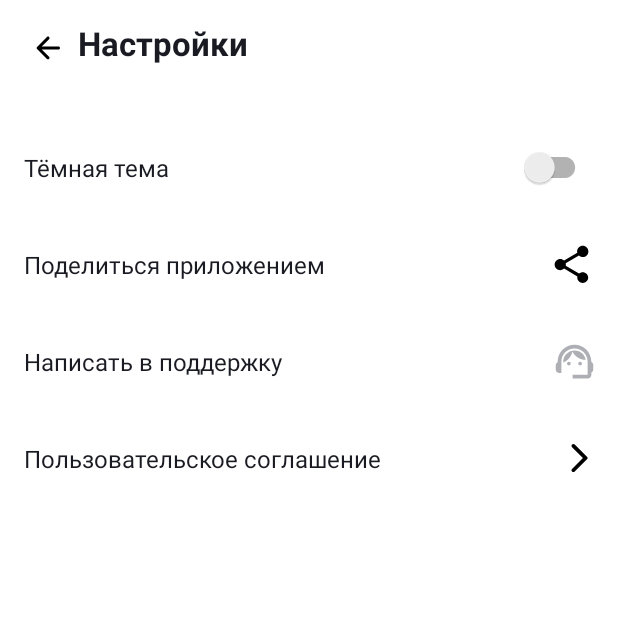
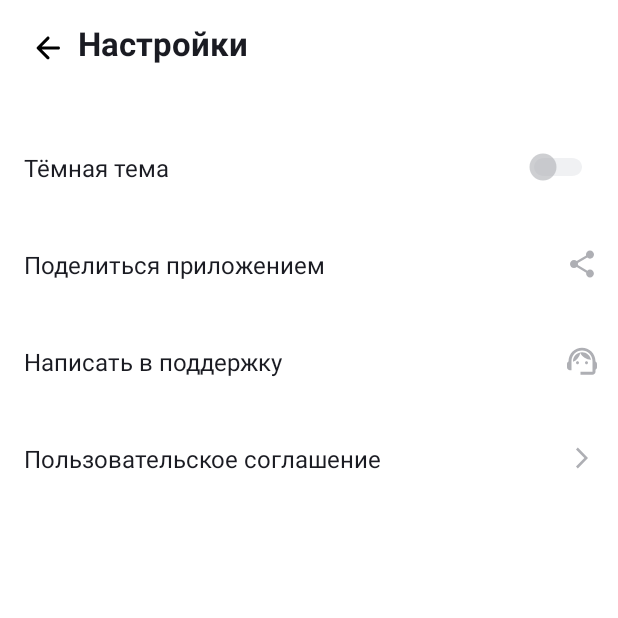
Before and after one commit to KrokodilGenadiy/Playlist_Maker, an Android app: the screen it shows after launch (MainActivity), after a tap on "Настройки", on a phone screen of 412 x 824 dp, the top half of it. Run offline under Robolectric (Android 15) with nearby library versions, the phone set to English and light mode, and no system bars.

Commit message:
fixed icons + adjusted mergins

```diff
--- /dev/null
+++ b/app/src/main/res/drawable/ic_arrow_forward_24.xml
@@ -0,0 +1,9 @@
+<vector xmlns:android="http://schemas.android.com/apk/res/android"
+    android:width="24dp"
+    android:height="24dp"
+    android:viewportWidth="24"
+    android:viewportHeight="24">
+  <path
+      android:pathData="M8,17.749L9.213,19L16,12L9.213,5L8,6.252L13.573,12L8,17.749Z"
+      android:fillColor="#AEAFB4"/>
+</vector>
--- a/app/src/main/res/drawable/ic_round_arrow_forward_ios_24.xml
+++ /dev/null
@@ -1,5 +0,0 @@
-<vector android:autoMirrored="true" android:height="24dp"
-    android:tint="#000000" android:viewportHeight="24"
-    android:viewportWidth="24" android:width="24dp" xmlns:android="http://schemas.android.com/apk/res/android">
-    <path android:fillColor="@android:color/white" android:pathData="M7.38,21.01c0.49,0.49 1.28,0.49 1.77,0l8.31,-8.31c0.39,-0.39 0.39,-1.02 0,-1.41L9.15,2.98c-0.49,-0.49 -1.28,-0.49 -1.77,0s-0.49,1.28 0,1.77L14.62,12l-7.25,7.25c-0.48,0.48 -0.48,1.28 0.01,1.76z"/>
-</vector>
--- a/app/src/main/res/drawable/ic_round_share_24.xml
+++ b/app/src/main/res/drawable/ic_round_share_24.xml
@@ -1,5 +1,9 @@
-<vector android:height="30dp" android:tint="#000000"
-    android:viewportHeight="24" android:viewportWidth="24"
-    android:width="30dp" xmlns:android="http://schemas.android.com/apk/res/android">
-    <path android:fillColor="@android:color/darker_gray" android:pathData="M18,16.08c-0.76,0 -1.44,0.3 -1.96,0.77L8.91,12.7c0.05,-0.23 0.09,-0.46 0.09,-0.7s-0.04,-0.47 -0.09,-0.7l7.05,-4.11c0.54,0.5 1.25,0.81 2.04,0.81 1.66,0 3,-1.34 3,-3s-1.34,-3 -3,-3 -3,1.34 -3,3c0,0.24 0.04,0.47 0.09,0.7L8.04,9.81C7.5,9.31 6.79,9 6,9c-1.66,0 -3,1.34 -3,3s1.34,3 3,3c0.79,0 1.5,-0.31 2.04,-0.81l7.12,4.16c-0.05,0.21 -0.08,0.43 -0.08,0.65 0,1.61 1.31,2.92 2.92,2.92s2.92,-1.31 2.92,-2.92 -1.31,-2.92 -2.92,-2.92z"/>
+<vector xmlns:android="http://schemas.android.com/apk/res/android"
+    android:width="24dp"
+    android:height="24dp"
+    android:viewportWidth="24"
+    android:viewportHeight="24">
+  <path
+      android:pathData="M17.333,15.723C16.658,15.723 16.053,15.994 15.591,16.419L9.253,12.669C9.298,12.461 9.333,12.253 9.333,12.036C9.333,11.819 9.298,11.611 9.253,11.404L15.52,7.69C16,8.142 16.631,8.422 17.333,8.422C18.809,8.422 20,7.211 20,5.711C20,4.211 18.809,3 17.333,3C15.858,3 14.667,4.211 14.667,5.711C14.667,5.928 14.702,6.136 14.747,6.343L8.48,10.057C8,9.605 7.369,9.325 6.667,9.325C5.191,9.325 4,10.536 4,12.036C4,13.536 5.191,14.747 6.667,14.747C7.369,14.747 8,14.467 8.48,14.015L14.809,17.774C14.764,17.964 14.738,18.163 14.738,18.361C14.738,19.816 15.902,21 17.333,21C18.764,21 19.929,19.816 19.929,18.361C19.929,16.907 18.764,15.723 17.333,15.723Z"
+      android:fillColor="#AEAFB4"/>
 </vector>
--- a/app/src/main/res/drawable/ic_light_mode.xml
+++ b/app/src/main/res/drawable/ic_support_24.xml
@@ -1,6 +1,6 @@
 <vector xmlns:android="http://schemas.android.com/apk/res/android"
-    android:width="30dp"
-    android:height="30dp"
+    android:width="24dp"
+    android:height="24dp"
     android:viewportWidth="24"
     android:viewportHeight="24">
   <path
--- /dev/null
+++ b/app/src/main/res/drawable/ic_switch_24.xml
@@ -0,0 +1,18 @@
+<vector xmlns:android="http://schemas.android.com/apk/res/android"
+    android:width="56dp"
+    android:height="40dp"
+    android:viewportWidth="56"
+    android:viewportHeight="40">
+  <path
+      android:pathData="M37.412,26H18.588C14.918,26 12,23.343 12,20C12,16.657 14.918,14 18.588,14H37.412C41.082,14 44,16.657 44,20C44,23.343 41.082,26 37.412,26Z"
+      android:strokeAlpha="0.6"
+      android:fillColor="#E6E8EB"
+      android:fillType="evenOdd"
+      android:fillAlpha="0.6"/>
+  <path
+      android:pathData="M18,29C22.971,29 27,24.971 27,20C27,15.029 22.971,11 18,11C13.029,11 9,15.029 9,20C9,24.971 13.029,29 18,29Z"
+      android:strokeAlpha="0.6"
+      android:fillColor="#AEAFB4"
+      android:fillType="evenOdd"
+      android:fillAlpha="0.6"/>
+</vector>
--- a/app/src/main/res/layout/fragment_main.xml
+++ b/app/src/main/res/layout/fragment_main.xml
@@ -45,14 +45,14 @@
                 android:layout_width="wrap_content"
                 android:layout_height="wrap_content"
                 android:layout_gravity="center"
-                android:layout_margin="@dimen/dimens_5_dp"
+                android:layout_margin="@dimen/dimens_4_dp"
                 android:src="@drawable/ic_round_search_24" />
 
             <TextView
                 android:layout_width="wrap_content"
                 android:layout_height="wrap_content"
                 android:layout_gravity="center"
-                android:layout_margin="@dimen/dimens_5_dp"
+                android:layout_margin="@dimen/dimens_4_dp"
                 android:text="@string/search"
                 android:textColor="@color/black"
                 android:textSize="@dimen/dimens_22_sp" />
@@ -82,14 +82,14 @@
                 android:layout_width="wrap_content"
                 android:layout_height="wrap_content"
                 android:layout_gravity="center"
-                android:layout_margin="@dimen/dimens_5_dp"
+                android:layout_margin="@dimen/dimens_4_dp"
                 android:src="@drawable/ic_round_library_music_24" />
 
             <TextView
                 android:layout_width="wrap_content"
                 android:layout_height="wrap_content"
                 android:layout_gravity="center"
-                android:layout_margin="@dimen/dimens_5_dp"
+                android:layout_margin="@dimen/dimens_4_dp"
                 android:text="@string/media"
                 android:textColor="@color/black"
                 android:textSize="@dimen/dimens_22_sp" />
@@ -120,14 +120,14 @@
                 android:layout_width="wrap_content"
                 android:layout_height="wrap_content"
                 android:layout_gravity="center"
-                android:layout_margin="@dimen/dimens_5_dp"
+                android:layout_margin="@dimen/dimens_4_dp"
                 android:src="@drawable/ic_round_settings_24" />
 
             <TextView
                 android:layout_width="wrap_content"
                 android:layout_height="wrap_content"
                 android:layout_gravity="center"
-                android:layout_margin="@dimen/dimens_5_dp"
+                android:layout_margin="@dimen/dimens_4_dp"
                 android:text="@string/settings"
                 android:textColor="@color/black"
                 android:textSize="@dimen/dimens_22_sp" />
--- a/app/src/main/res/layout/fragment_settings.xml
+++ b/app/src/main/res/layout/fragment_settings.xml
@@ -54,11 +54,12 @@
             android:textColor="@color/black"
             android:textSize="@dimen/dimens_16_sp" />
 
-        <androidx.appcompat.widget.SwitchCompat
+        <ImageView
             android:layout_width="wrap_content"
             android:layout_height="wrap_content"
-            android:layout_gravity="end|center"
-            android:layout_marginEnd="@dimen/dimens_18_dp" />
+            android:layout_marginEnd="@dimen/dimens_12_dp"
+            android:src="@drawable/ic_switch_24"
+            android:layout_gravity="center|end"/>
     </LinearLayout>
 
     <LinearLayout
@@ -86,7 +87,7 @@
         <ImageView
             android:layout_width="wrap_content"
             android:layout_height="wrap_content"
-            android:layout_marginEnd="@dimen/dimens_16_dp"
+            android:layout_marginEnd="@dimen/dimens_12_dp"
             android:src="@drawable/ic_round_share_24"
             android:layout_gravity="center|end"/>
     </LinearLayout>
@@ -117,8 +118,8 @@
         <ImageView
             android:layout_width="wrap_content"
             android:layout_height="wrap_content"
-            android:src="@drawable/ic_light_mode"
-            android:layout_marginEnd="@dimen/dimens_14_dp"
+            android:src="@drawable/ic_support_24"
+            android:layout_marginEnd="@dimen/dimens_12_dp"
             android:layout_gravity="center|end"/>
 
     </LinearLayout>
@@ -150,8 +151,8 @@
         <ImageView
             android:layout_width="wrap_content"
             android:layout_height="wrap_content"
-            android:layout_marginEnd="@dimen/dimens_14_dp"
-            android:src="@drawable/ic_round_arrow_forward_ios_24"
+            android:layout_marginEnd="@dimen/dimens_12_dp"
+            android:src="@drawable/ic_arrow_forward_24"
             android:layout_gravity="center|end"/>
 
     </LinearLayout>
```
